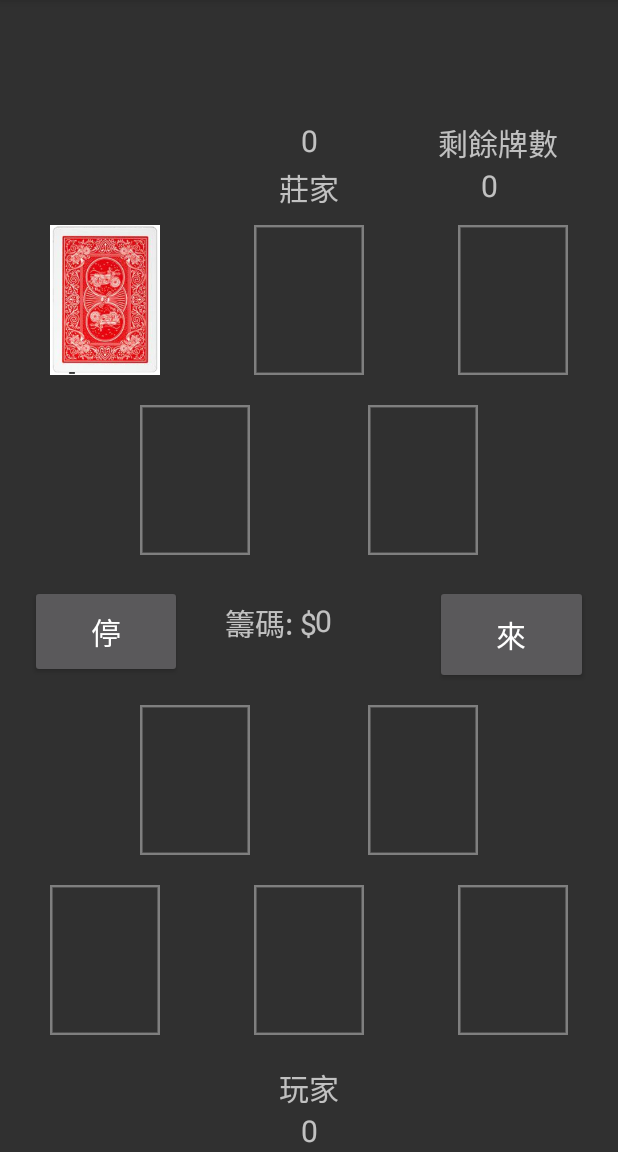
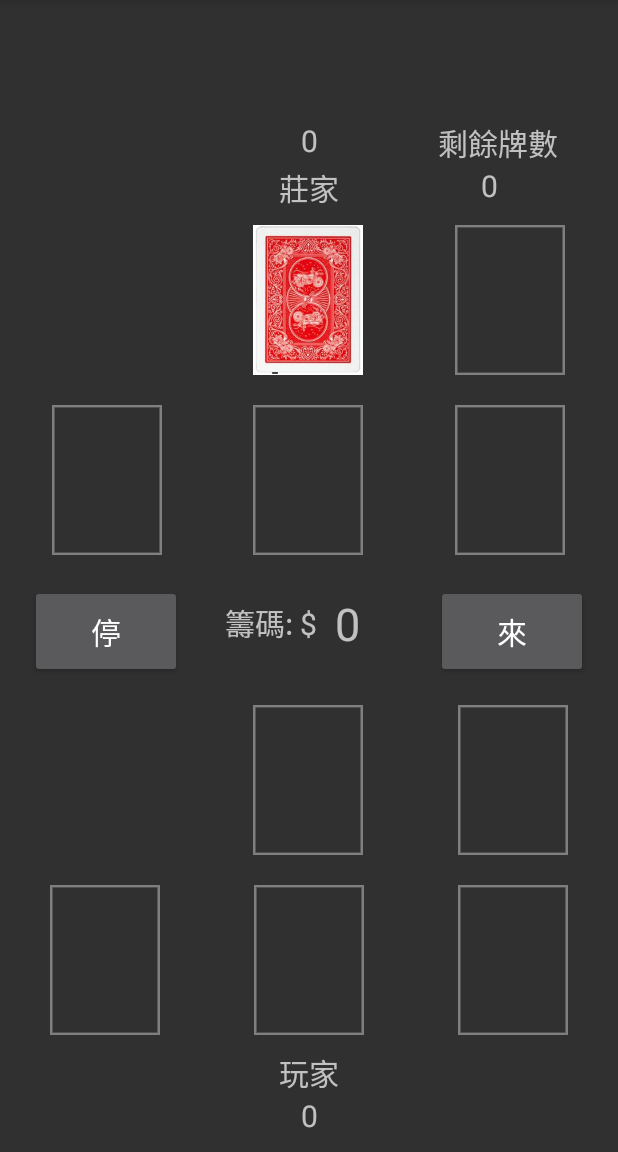
Before and after one commit to ronaldshaooo/113HW-OSApp, an Android app: the Gameplay screen opened directly, with no data from a screen before it, on a phone screen of 412 x 824 dp, the part 84-1236 px from its top. Run offline under Robolectric (Android 15) with nearby library versions, the phone set to English and light mode, and no system bars; 15 statements that could not run were skipped.

Commit message:
調整畫面

```diff
--- a/app/src/main/res/layout/activity_gameplay.xml
+++ b/app/src/main/res/layout/activity_gameplay.xml
@@ -11,7 +11,7 @@
         android:id="@+id/cardD1"
         android:layout_width="100dp"
         android:layout_height="100dp"
-        android:layout_marginStart="20dp"
+        android:layout_marginStart="155dp"
         android:layout_marginTop="40dp"
         android:contentDescription="@string/cardD1"
         app:layout_constraintStart_toStartOf="parent"
@@ -27,6 +27,7 @@
         android:layout_marginEnd="20dp"
         android:contentDescription="@string/cardD2"
         app:layout_constraintEnd_toEndOf="parent"
+        app:layout_constraintHorizontal_bias="0.992"
         app:layout_constraintStart_toStartOf="parent"
         app:layout_constraintTop_toTopOf="@id/dealerName"
         app:srcCompat="@drawable/card_container" />
@@ -35,11 +36,11 @@
         android:id="@+id/cardD3"
         android:layout_width="100dp"
         android:layout_height="100dp"
-        android:layout_marginTop="40dp"
+        android:layout_marginTop="160dp"
         android:layout_marginEnd="20dp"
         android:contentDescription="@string/cardD3"
         app:layout_constraintEnd_toEndOf="parent"
-        app:layout_constraintHorizontal_bias="1.0"
+        app:layout_constraintHorizontal_bias="0.072"
         app:layout_constraintStart_toStartOf="parent"
         app:layout_constraintTop_toTopOf="@id/dealerName"
         app:srcCompat="@drawable/card_container" />
@@ -136,11 +137,10 @@
         android:id="@+id/cardD4"
         android:layout_width="100dp"
         android:layout_height="100dp"
-        android:layout_marginTop="120dp"
-        android:layout_marginEnd="80dp"
+        android:layout_marginEnd="20dp"
         android:contentDescription="@string/cardD4"
         app:layout_constraintEnd_toEndOf="parent"
-        app:layout_constraintHorizontal_bias="1.0"
+        app:layout_constraintHorizontal_bias="0.993"
         app:layout_constraintStart_toStartOf="parent"
         app:layout_constraintTop_toTopOf="@id/cardD3"
         app:srcCompat="@drawable/card_container" />
@@ -149,7 +149,7 @@
         android:id="@+id/cardD5"
         android:layout_width="100dp"
         android:layout_height="100dp"
-        android:layout_marginStart="80dp"
+        android:layout_marginStart="155dp"
         android:layout_marginTop="120dp"
         android:contentDescription="@string/cardD5"
         app:layout_constraintEnd_toEndOf="parent"
@@ -163,7 +163,7 @@
         android:layout_width="100dp"
         android:layout_height="100dp"
         android:layout_marginTop="80dp"
-        android:layout_marginEnd="80dp"
+        android:layout_marginEnd="20dp"
         android:contentDescription="@string/cardP4"
         app:layout_constraintEnd_toEndOf="parent"
         app:layout_constraintHorizontal_bias="1.0"
@@ -175,8 +175,9 @@
         android:id="@+id/cardP5"
         android:layout_width="100dp"
         android:layout_height="100dp"
-        android:layout_marginStart="80dp"
+        android:layout_marginStart="155dp"
         android:layout_marginTop="80dp"
+        android:layout_marginEnd="20dp"
         android:contentDescription="@string/cardD5"
         app:layout_constraintEnd_toEndOf="parent"
         app:layout_constraintHorizontal_bias="0.0"
@@ -188,7 +189,7 @@
         android:id="@+id/playerName"
         android:layout_width="wrap_content"
         android:layout_height="wrap_content"
-        android:layout_marginTop="120dp"
+        android:layout_marginTop="110dp"
         android:text="@string/player"
         android:textSize="20sp"
         app:layout_constraintEnd_toEndOf="parent"
@@ -223,21 +224,21 @@
     <TextView
         android:id="@+id/playerBet"
         android:layout_width="108dp"
-        android:layout_height="33dp"
+        android:layout_height="40dp"
         android:layout_marginStart="210dp"
-        android:layout_marginTop="130dp"
+        android:layout_marginTop="125dp"
         android:text="@string/playerBet"
-        android:textSize="20sp"
+        android:textSize="30sp"
         app:layout_constraintEnd_toEndOf="parent"
-        app:layout_constraintHorizontal_bias="0.0"
+        app:layout_constraintHorizontal_bias="0.139"
         app:layout_constraintStart_toStartOf="parent"
         app:layout_constraintTop_toTopOf="@id/cardD4"
         app:srcCompat="@drawable/card_container" />
 
     <Button
         android:id="@+id/btnHit"
-        android:layout_width="102dp"
-        android:layout_height="66dp"
+        android:layout_width="101dp"
+        android:layout_height="62dp"
         android:layout_marginTop="120dp"
         android:layout_marginEnd="20dp"
         android:text="@string/btnHit"
```
